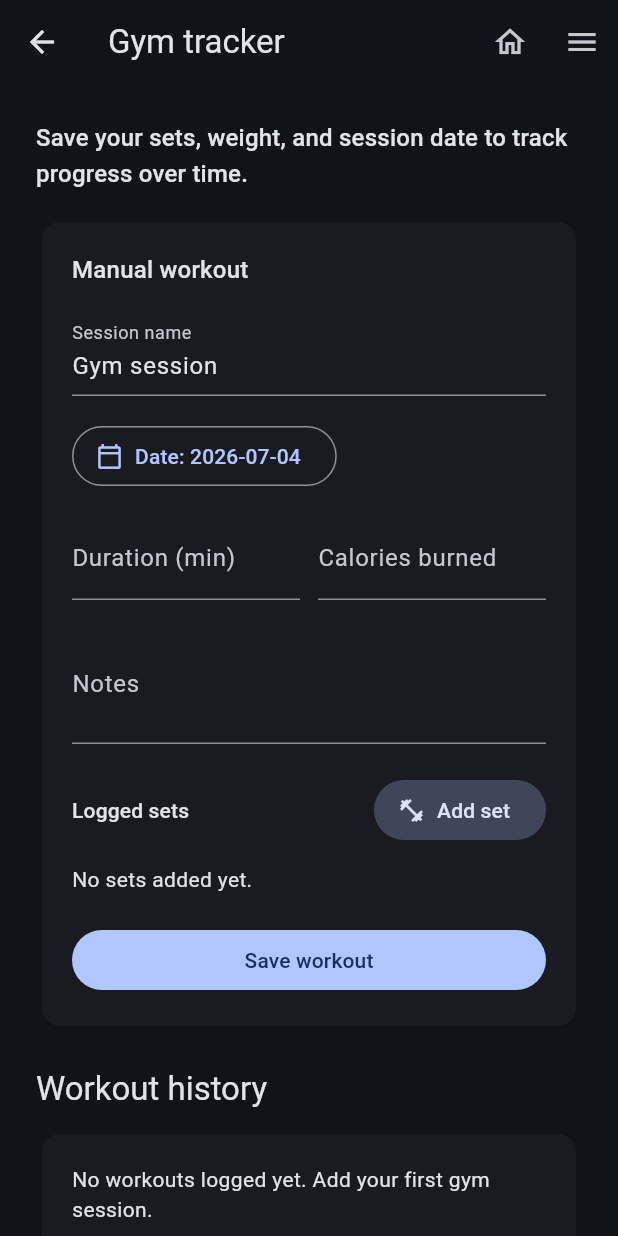
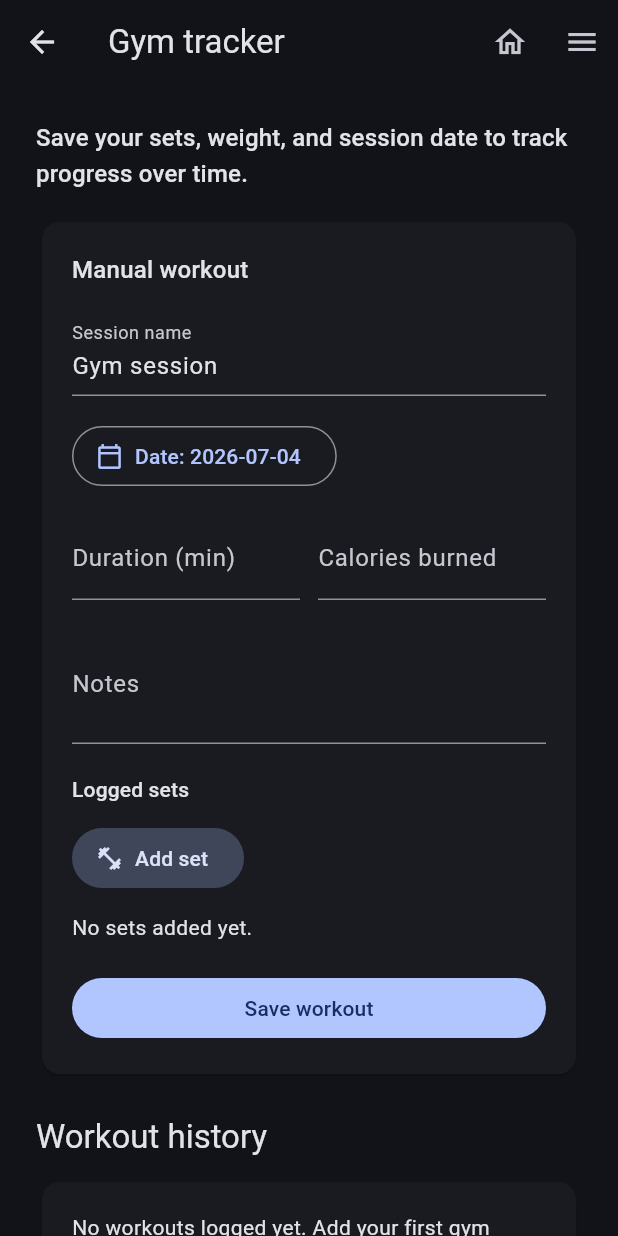
Before and after one commit to X11pro/Myfit, a Flutter app: the ManualWorkoutScreen screen opened by its route, on a phone screen of 412 x 824 dp. Run offline on Flutter 3.47's test engine with Material 3 defaults, Android fonts, the phone set to English and light mode, and no system bars; our stand-ins replace flutter_riverpod, go_router, image_picker, shared_preferences, supabase_flutter; accounts and stored records are empty.

```diff
--- a/mobile/fitness_app/lib/features/workout/presentation/manual_workout_screen.dart
+++ b/mobile/fitness_app/lib/features/workout/presentation/manual_workout_screen.dart
@@ -168,25 +168,30 @@ class _ManualWorkoutScreenState extends ConsumerState<ManualWorkoutScreen> {
                     decoration: InputDecoration(labelText: strings.notesLabel),
                   ),
                   const SizedBox(height: 20),
-                  Row(
+                  Column(
+                    crossAxisAlignment: CrossAxisAlignment.start,
                     children: [
                       Text(strings.loggedSetsTitle,
                           style: Theme.of(context).textTheme.titleSmall),
-                      const Spacer(),
-                      if (_draftSets.isNotEmpty) ...[
+                      const SizedBox(height: 12),
+                      Wrap(
+                        spacing: 8,
+                        runSpacing: 8,
+                        children: [
+                          if (_draftSets.isNotEmpty)
                             OutlinedButton.icon(
                               onPressed: _duplicateLastSet,
                               icon: const Icon(Icons.content_copy_outlined),
                               label: Text(strings.repeatLastSetButton),
                             ),
-                        const SizedBox(width: 8),
-                      ],
                           FilledButton.tonalIcon(
                             onPressed: () => _openSetDialog(
                               recentExercises: recentExercises,
                             ),
                             icon: const Icon(Icons.fitness_center_outlined),
                             label: Text(strings.addSetButton),
+                          ),
+                        ],
                       ),
                     ],
                   ),
```
Lines whose indentation alone changed are shown as unchanged.
